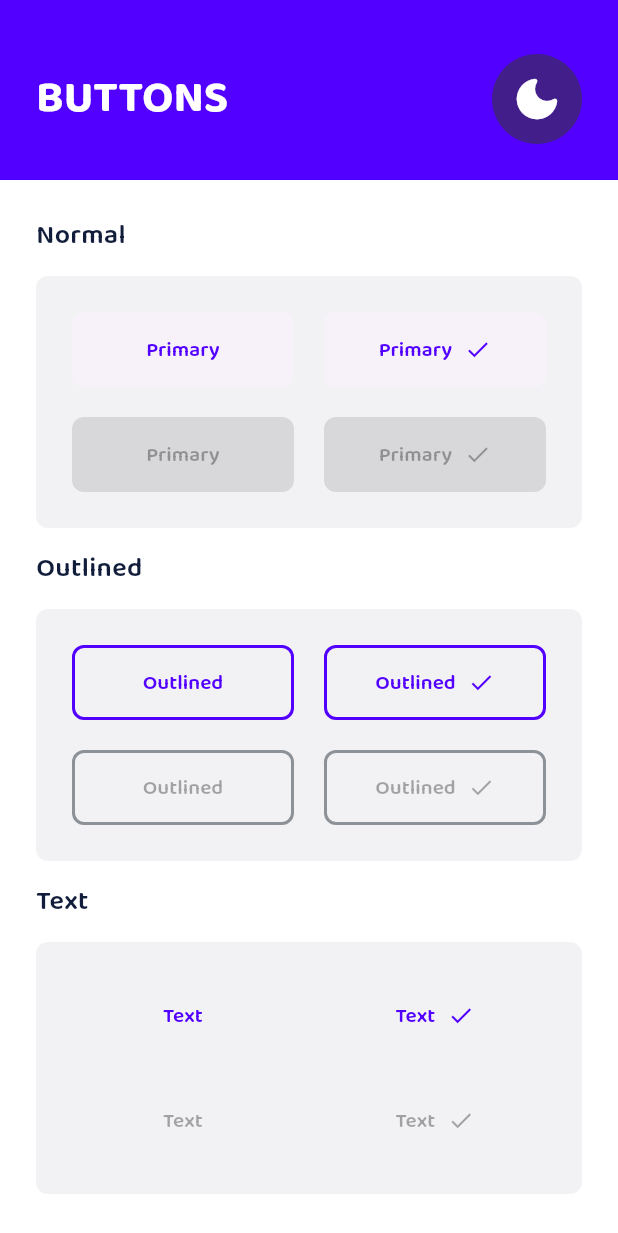
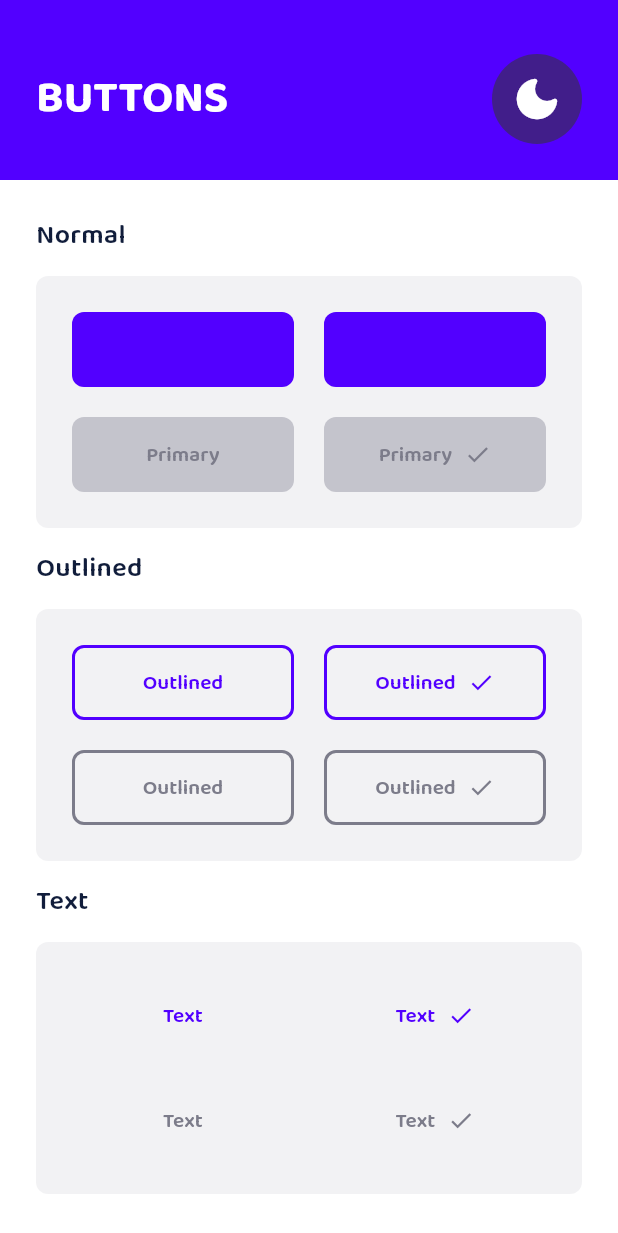
Before and after one commit to bernardoveras/comanda_ui, a Flutter app: the screen it shows after launch, on a phone screen of 412 x 824 dp. Shown: the top 1233 px of the screen. Run offline on Flutter 3.47's test engine with Material 2 defaults, Android fonts, the phone set to English and light mode, and no system bars; our stand-ins replace google_fonts.

Commit message:
Fix colros dark on button disabled

```diff
--- a/example/lib/button/comanda_button.dart
+++ b/example/lib/button/comanda_button.dart
@@ -1,6 +1,7 @@
 import 'dart:ui';
 import 'dart:math' as math;
 
+import 'package:comanda_ui/shared/colors.dart';
 import 'package:comanda_ui/shared/colors.dart';
 import 'package:flutter/material.dart';
 
@@ -186,18 +187,17 @@ class ComandaButton extends StatelessWidget {
     if (_outlined) return MaterialStateProperty.all(Colors.transparent);
     if (_isText) return MaterialStateProperty.all(Colors.transparent);
 
-    if (_color != null) {
-      return MaterialStateProperty.resolveWith<Color?>(
-        (states) {
-          if (!states.contains(MaterialState.disabled)) {
-            return _backgroundColor(context);
-          }
-          return null;
-        },
-      );
-    }
+    return MaterialStateProperty.resolveWith<Color?>(
+      (states) {
+        bool disabled = states.contains(MaterialState.disabled);
 
-    return null;
+        if (!disabled) {
+          return _backgroundColor(context);
+        } else {
+          return ComandaBetColors.grey200;
+        }
+      },
+    );
   }
 
   MaterialStateProperty<Color?>? _foregroundPropertyColor(BuildContext context) {
@@ -209,8 +209,11 @@ class ComandaButton extends StatelessWidget {
           if (_outlined) return _backgroundColor(context);
 
           return _foregroundColor;
+        } else {
+          if (!_isText) return Theme.of(context).brightness == Brightness.light ? ComandaBetColors.grey400 : ComandaBetColors.grey300;
+
+          return ComandaBetColors.grey400;
         }
-        return null;
       },
     );
   }
@@ -225,7 +228,9 @@ class ComandaButton extends StatelessWidget {
         return RoundedRectangleBorder(
           borderRadius: BorderRadius.circular(8),
           side: BorderSide(
-            color: disabled ? Theme.of(context).disabledColor : _backgroundColor(context),
+            color: disabled
+                ? (Theme.of(context).brightness == Brightness.light ? ComandaBetColors.grey400 : ComandaBetColors.grey300)
+                : _backgroundColor(context),
             width: 2,
           ),
         );
--- a/example/lib/main.dart
+++ b/example/lib/main.dart
@@ -46,7 +46,7 @@ class _ApplicationState extends State<Application> with WidgetsBindingObserver {
         darkTheme: CBTheme.dark,
         theme: CBTheme.light,
         themeMode: theme == Brightness.light ? ThemeMode.light : ThemeMode.dark,
-        home: Buttons(),
+        home: const Buttons(),
         // home: const CheckBoxes(),
       ),
     );
--- a/lib/shared/theme.dart
+++ b/lib/shared/theme.dart
@@ -32,7 +32,7 @@ class CBTheme {
     ),
     backgroundColor: ComandaBetColors.backgroundLight,
     scaffoldBackgroundColor: ComandaBetColors.backgroundLight,
-    disabledColor: ComandaBetColors.disable,
+    // disabledColor: ComandaBetColors.disable,
     dividerColor: ComandaBetColors.separatorLight,
     floatingActionButtonTheme: const FloatingActionButtonThemeData(
       backgroundColor: ComandaBetColors.primary,
```
